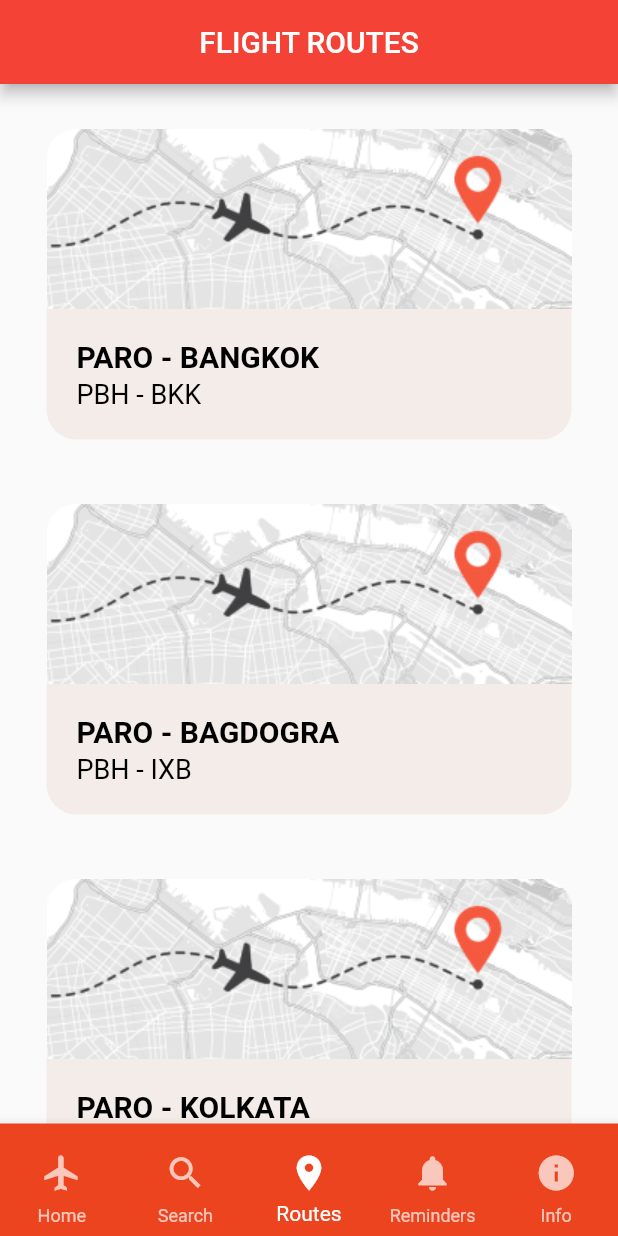
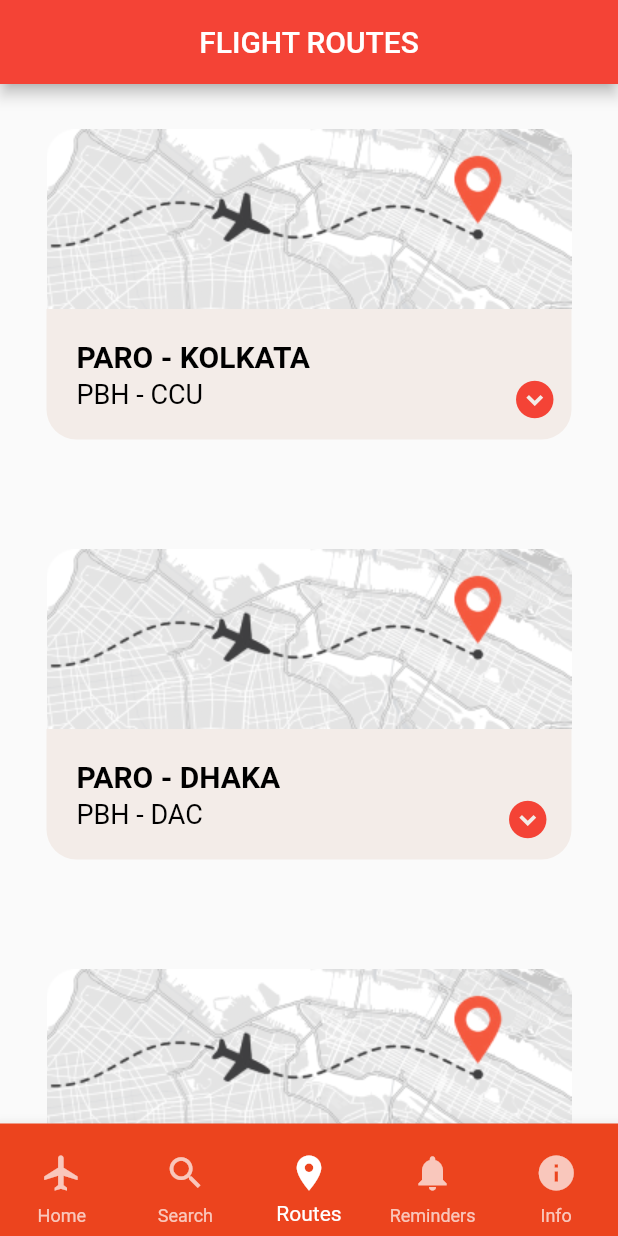
Before and after one commit to divyashC/fids_mobile_app, a Flutter app: the screen it shows after launch, item 3 of the bottom bar chosen, on a phone screen of 412 x 824 dp. Run offline on Flutter 3.47's test engine with Material 2 defaults, Android fonts, the phone set to English and light mode, and no system bars.

Commit message:
Updated Search

```diff
--- a/lib/routes_page.dart
+++ b/lib/routes_page.dart
@@ -15,6 +15,8 @@ class _SearchPageState extends State<RoutesPage> {
 
   @override
   Widget build(BuildContext context) {
+    var fonstAwesomeIcons;
+    var menu;
     return Scaffold(
         appBar: AppBar(
           title: const Text('FLIGHT ROUTES'),
@@ -23,10 +25,9 @@ class _SearchPageState extends State<RoutesPage> {
         ),
         body: ListView(children: <Widget>[
           Container(
-            margin: const EdgeInsets.only(left: 20.0, right: 20.0, top: 30.0),
+            margin: const EdgeInsets.only(left: 20.0, right: 20.0, top: 30),
             height: 250,
-            child: Column(
-              children: [
+            child: Column(children: [
               Image.asset(
                 mapsSmall,
                 fit: BoxFit.contain,
@@ -40,13 +41,16 @@ class _SearchPageState extends State<RoutesPage> {
                       bottomLeft: Radius.circular(20.0),
                       bottomRight: Radius.circular(20.0)),
                 ),
-                    child: Column(
+                child: Row(
+                  crossAxisAlignment: CrossAxisAlignment.start,
+                  children: [
+                    Column(
                       crossAxisAlignment: CrossAxisAlignment.start,
                       children: [
                         Container(
                           margin: const EdgeInsets.only(bottom: 3, top: 20),
                           child: const Text(
-                            'PARO - BANGKOK',
+                            'PARO - KOLKATA',
                             style: TextStyle(
                                 fontSize: 20,
                                 color: Colors.black,
@@ -55,20 +59,32 @@ class _SearchPageState extends State<RoutesPage> {
                         ),
                         Container(
                           margin: const EdgeInsets.only(bottom: 20),
-                          child: const Text('PBH - BKK',
+                          child: const Text('PBH - CCU',
                               style:
                                   TextStyle(fontSize: 18, color: Colors.black)),
                         ),
                       ],
+                    ),
+                    Container(
+                        margin: const EdgeInsets.only(top: 45, left: 135),
+                        child: Row(
+                          children: const <Widget>[
+                            Icon(
+                              Icons.expand_circle_down,
+                              color: Colors.red,
+                              size: 30,
+                            )
+                          ],
                         ))
                   ],
                 ),
+              )
+            ]),
           ),
           Container(
-            margin: const EdgeInsets.only(left: 20.0, right: 20.0),
+            margin: const EdgeInsets.only(left: 20.0, right: 20.0, top: 30),
             height: 250,
-            child: Column(
-              children: [
+            child: Column(children: [
               Image.asset(
                 mapsSmall,
                 fit: BoxFit.contain,
@@ -82,7 +98,67 @@ class _SearchPageState extends State<RoutesPage> {
                       bottomLeft: Radius.circular(20.0),
                       bottomRight: Radius.circular(20.0)),
                 ),
-                    child: Column(
+                child: Row(
+                  crossAxisAlignment: CrossAxisAlignment.start,
+                  children: [
+                    Column(
+                      crossAxisAlignment: CrossAxisAlignment.start,
+                      children: [
+                        Container(
+                          margin: const EdgeInsets.only(bottom: 3, top: 20),
+                          child: const Text(
+                            'PARO - DHAKA',
+                            style: TextStyle(
+                                fontSize: 20,
+                                color: Colors.black,
+                                fontWeight: FontWeight.bold),
+                          ),
+                        ),
+                        Container(
+                          margin: const EdgeInsets.only(bottom: 20),
+                          child: const Text('PBH - DAC',
+                              style:
+                                  TextStyle(fontSize: 18, color: Colors.black)),
+                        ),
+                      ],
+                    ),
+                    Container(
+                        margin: const EdgeInsets.only(top: 45, left: 150),
+                        child: Row(
+                          children: const <Widget>[
+                            Icon(
+                              Icons.expand_circle_down,
+                              color: Colors.red,
+                              size: 30,
+                            )
+                          ],
+                        ))
+                  ],
+                ),
+              )
+            ]),
+          ),
+          Container(
+            margin: const EdgeInsets.only(left: 20.0, right: 20.0, top: 30),
+            height: 250,
+            child: Column(children: [
+              Image.asset(
+                mapsSmall,
+                fit: BoxFit.contain,
+              ),
+              Container(
+                width: 350,
+                padding: const EdgeInsets.only(left: 20.0),
+                decoration: const BoxDecoration(
+                  color: Color.fromARGB(255, 243, 236, 232),
+                  borderRadius: BorderRadius.only(
+                      bottomLeft: Radius.circular(20.0),
+                      bottomRight: Radius.circular(20.0)),
+                ),
+                child: Row(
+                  crossAxisAlignment: CrossAxisAlignment.start,
+                  children: [
+                    Column(
                       crossAxisAlignment: CrossAxisAlignment.start,
                       children: [
                         Container(
@@ -102,52 +178,23 @@ class _SearchPageState extends State<RoutesPage> {
                                   TextStyle(fontSize: 18, color: Colors.black)),
                         ),
                       ],
-                    ))
-              ],
-            ),
                     ),
                     Container(
-            margin: const EdgeInsets.only(left: 20.0, right: 20.0),
-            height: 250,
-            child: Column(
-              children: [
-                Image.asset(
-                  mapsSmall,
-                  fit: BoxFit.contain,
-                ),
-                Container(
-                    width: 350,
-                    padding: const EdgeInsets.only(left: 20.0),
-                    decoration: const BoxDecoration(
-                      color: Color.fromARGB(255, 243, 236, 232),
-                      borderRadius: BorderRadius.only(
-                          bottomLeft: Radius.circular(20.0),
-                          bottomRight: Radius.circular(20.0)),
-                    ),
-                    child: Column(
-                      crossAxisAlignment: CrossAxisAlignment.start,
-                      children: [
-                        Container(
-                          margin: const EdgeInsets.only(bottom: 3, top: 20),
-                          child: const Text(
-                            'PARO - KOLKATA',
-                            style: TextStyle(
-                                fontSize: 20,
-                                color: Colors.black,
-                                fontWeight: FontWeight.bold),
-                          ),
-                        ),
-                        Container(
-                          margin: const EdgeInsets.only(bottom: 20),
-                          child: const Text('PBH - CCU',
-                              style:
-                                  TextStyle(fontSize: 18, color: Colors.black)),
-                        ),
+                        margin: const EdgeInsets.only(top: 45, left: 110),
+                        child: Row(
+                          children: const <Widget>[
+                            Icon(
+                              Icons.expand_circle_down,
+                              color: Colors.red,
+                              size: 30,
+                            )
                           ],
                         ))
                   ],
                 ),
               )
+            ]),
+          ),
         ]));
   }
 }
--- a/pubspec.yaml
+++ b/pubspec.yaml
@@ -35,6 +35,9 @@ dependencies:
   # The following adds the Cupertino Icons font to your application.
   # Use with the CupertinoIcons class for iOS style icons.
   cupertino_icons: ^1.0.2
+
+
+
 
 dev_dependencies:
   flutter_test:
```
Also changed, not shown: assets/images/morebutton.png (added). Lines whose indentation alone changed are shown as unchanged.
